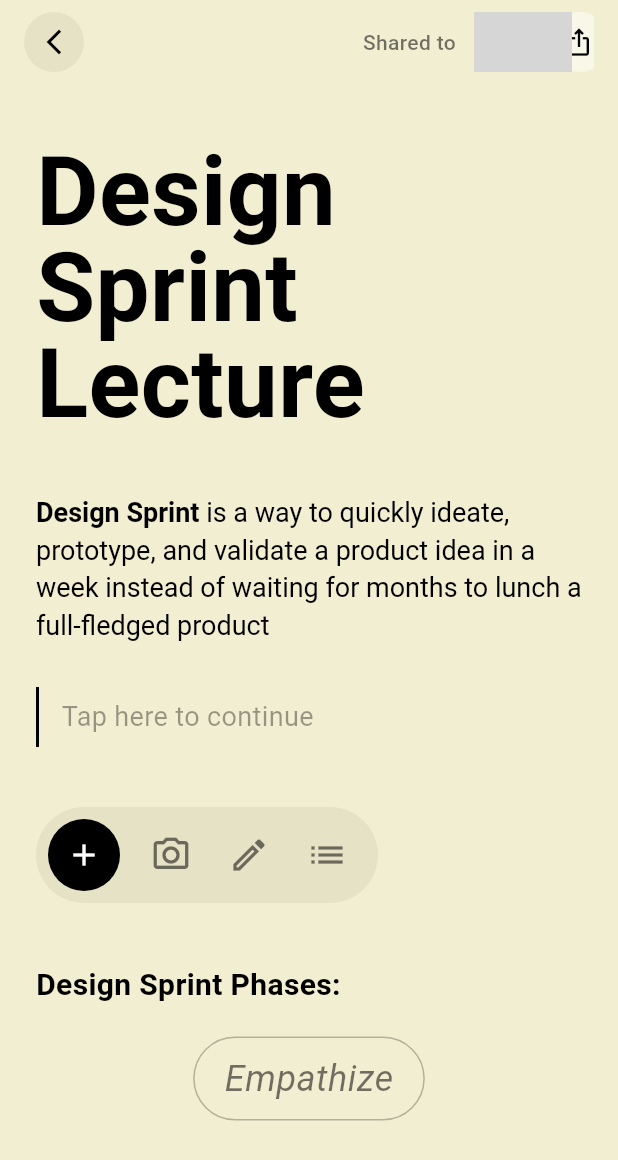
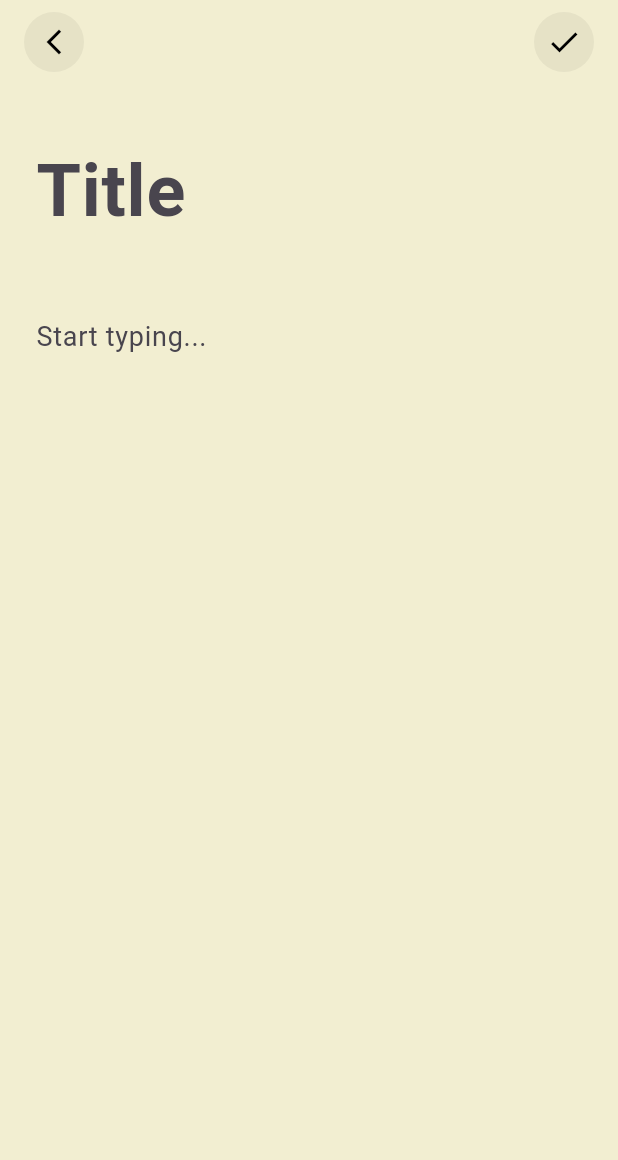
Before and after one commit to afnanahmadtariq/Simple-Notes, a Flutter app: the NoteDetailScreen screen opened directly, on a phone screen of 412 x 824 dp. Shown: the top 1160 px of the screen. Run offline on Flutter 3.47's test engine with Material 3 defaults, Android fonts, the phone set to English and light mode, and no system bars; our stand-ins replace shared_preferences; accounts and stored records are empty; grey boxes are pictures that could not be loaded.

Commit message:
Add persistent note storage and editing features
Implemented note persistence using shared_preferences with new Note and NoteService classes. Refactored HomeScreen and NoteDetailScreen to support creating, editing, and displaying notes from storage. Updated UI to reflect dynamic note data and added dependencies for shared_preferences and intl.

```diff
--- a/lib/note_detail_screen.dart
+++ b/lib/note_detail_screen.dart
@@ -1,12 +1,60 @@
 import 'package:flutter/material.dart';
+import 'note_model.dart';
+import 'note_service.dart';
 
-class NoteDetailScreen extends StatelessWidget {
-  const NoteDetailScreen({super.key});
+class NoteDetailScreen extends StatefulWidget {
+  final Note? note;
+
+  const NoteDetailScreen({super.key, this.note});
+
+  @override
+  State<NoteDetailScreen> createState() => _NoteDetailScreenState();
+}
+
+class _NoteDetailScreenState extends State<NoteDetailScreen> {
+  late TextEditingController _titleController;
+  late TextEditingController _contentController;
+  final NoteService _noteService = NoteService();
+  bool _isEditing = false;
+
+  @override
+  void initState() {
+    super.initState();
+    _titleController = TextEditingController(text: widget.note?.title ?? '');
+    _contentController = TextEditingController(text: widget.note?.content ?? '');
+
+    // If opening an existing note, start in view mode (unless you want to edit immediately)
+    _isEditing = widget.note == null;
+  }
+
+  @override
+  void dispose() {
+    _titleController.dispose();
+    _contentController.dispose();
+    super.dispose();
+  }
+
+  void _saveNote() async {
+    final note = Note(
+      id: widget.note?.id ?? DateTime.now().millisecondsSinceEpoch.toString(),
+      title: _titleController.text.isEmpty ? 'Untitled' : _titleController.text,
+      content: _contentController.text,
+      createdAt: widget.note?.createdAt ?? DateTime.now(),
+      colorValue: widget.note?.colorValue ?? const Color(0xFFF2EED1).value,
+      isChecklist: widget.note?.isChecklist ?? false,
+      checklistItems: widget.note?.checklistItems,
+    );
+
+    await _noteService.saveNote(note);
+    if (mounted) {
+      Navigator.pop(context);
+    }
+  }
 
   @override
   Widget build(BuildContext context) {
     return Scaffold(
-      backgroundColor: const Color(0xFFF2EED1),
+      backgroundColor: Color(widget.note?.colorValue ?? 0xFFF2EED1),
       body: SafeArea(
         child: Column(
           children: [
@@ -18,84 +66,37 @@ class NoteDetailScreen extends StatelessWidget {
                   crossAxisAlignment: CrossAxisAlignment.start,
                   children: [
                     const SizedBox(height: 40),
-                    const Text(
-                      'Design\nSprint\nLecture',
-                      style: TextStyle(
-                        fontSize: 64,
+                    TextField(
+                      controller: _titleController,
+                      onChanged: (_) => setState(() => _isEditing = true),
+                      style: const TextStyle(
+                        fontSize: 48,
                         fontWeight: FontWeight.bold,
                         height: 1.0,
                         color: Colors.black,
                       ),
+                      decoration: const InputDecoration(
+                        hintText: 'Title',
+                        border: InputBorder.none,
+                      ),
+                      maxLines: null,
                     ),
                     const SizedBox(height: 40),
-                    RichText(
-                      text: TextSpan(
+                    TextField(
+                      controller: _contentController,
+                      onChanged: (_) => setState(() => _isEditing = true),
                       style: const TextStyle(
                         fontSize: 18,
                         color: Colors.black,
                         height: 1.4,
                       ),
-                        children: [
-                          const TextSpan(
-                            text: 'Design Sprint ',
-                            style: TextStyle(fontWeight: FontWeight.bold),
+                      decoration: const InputDecoration(
+                        hintText: 'Start typing...',
+                        border: InputBorder.none,
                       ),
-                          const TextSpan(
-                            text:
-                                'is a way to quickly ideate, prototype, and validate a product idea in a week instead of waiting for months to lunch a full-fledged product',
+                      maxLines: null,
                     ),
-                        ],
-                      ),
-                    ),
-                    const SizedBox(height: 30),
-                    Row(
-                      children: [
-                        Container(
-                          width: 2,
-                          height: 40,
-                          color: Colors.black,
-                        ),
-                        const SizedBox(width: 15),
-                        const Text(
-                          'Tap here to continue',
-                          style: TextStyle(
-                            color: Colors.black38,
-                            fontSize: 18,
-                          ),
-                        ),
-                      ],
-                    ),
-                    const SizedBox(height: 40),
-                    _buildToolbar(),
-                    const SizedBox(height: 40),
-                    const Text(
-                      'Design Sprint Phases:',
-                      style: TextStyle(
-                        fontSize: 20,
-                        fontWeight: FontWeight.bold,
-                        color: Colors.black,
-                      ),
-                    ),
-                    const SizedBox(height: 20),
-                    // Placeholder for the "Emphasize" sketch
-                    Center(
-                      child: Container(
-                        padding: const EdgeInsets.symmetric(horizontal: 20, vertical: 10),
-                        decoration: BoxDecoration(
-                          border: Border.all(color: Colors.black26),
-                          borderRadius: BorderRadius.circular(40),
-                        ),
-                        child: const Text(
-                          'Empathize',
-                          style: TextStyle(
-                            fontSize: 24,
-                            fontStyle: FontStyle.italic,
-                            color: Colors.black54,
-                          ),
-                        ),
-                      ),
-                    ),
-                    const SizedBox(height: 100), // Space for bottom
+                    const SizedBox(height: 100),
                   ],
                 ),
               ),
@@ -119,6 +120,15 @@ class NoteDetailScreen extends StatelessWidget {
             ),
           ),
           const Spacer(),
+          if (_isEditing)
+            CircleAvatar(
+              backgroundColor: Colors.black.withOpacity(0.05),
+              child: IconButton(
+                icon: const Icon(Icons.check, color: Colors.black),
+                onPressed: _saveNote,
+              ),
+            )
+          else ...[
             const Text(
               'Shared to',
               style: TextStyle(color: Colors.black54, fontWeight: FontWeight.w500),
@@ -157,41 +167,8 @@ class NoteDetailScreen extends StatelessWidget {
               ),
             ),
           ],
-      ),
-    );
-  }
-
-  Widget _buildToolbar() {
-    return Container(
-      padding: const EdgeInsets.symmetric(horizontal: 8, vertical: 8),
-      decoration: BoxDecoration(
-        color: Colors.black.withOpacity(0.05),
-        borderRadius: BorderRadius.circular(40),
-      ),
-      child: Row(
-        mainAxisSize: MainAxisSize.min,
-        children: [
-          Container(
-            padding: const EdgeInsets.all(12),
-            decoration: const BoxDecoration(
-              color: Colors.black,
-              shape: BoxShape.circle,
-            ),
-            child: const Icon(Icons.add, color: Colors.white),
-          ),
-          const SizedBox(width: 8),
-          _buildToolbarIcon(Icons.camera_alt_outlined),
-          _buildToolbarIcon(Icons.edit_outlined),
-          _buildToolbarIcon(Icons.list),
         ],
       ),
     );
   }
-
-  Widget _buildToolbarIcon(IconData icon) {
-    return Padding(
-      padding: const EdgeInsets.symmetric(horizontal: 12.0),
-      child: Icon(icon, color: Colors.black54, size: 28),
-    );
 }
-}
--- /dev/null
+++ b/lib/note_model.dart
@@ -0,0 +1,49 @@
+import 'dart:convert';
+
+class Note {
+  final String id;
+  String title;
+  String content;
+  final DateTime createdAt;
+  int colorValue;
+  bool isChecklist;
+  List<String>? checklistItems;
+
+  Note({
+    required this.id,
+    required this.title,
+    required this.content,
+    required this.createdAt,
+    required this.colorValue,
+    this.isChecklist = false,
+    this.checklistItems,
+  });
+
+  Map<String, dynamic> toMap() {
+    return {
+      'id': id,
+      'title': title,
+      'content': content,
+      'createdAt': createdAt.toIso8601String(),
+      'colorValue': colorValue,
+      'isChecklist': isChecklist,
+      'checklistItems': checklistItems,
+    };
+  }
+
+  factory Note.fromMap(Map<String, dynamic> map) {
+    return Note(
+      id: map['id'],
+      title: map['title'],
+      content: map['content'],
+      createdAt: DateTime.parse(map['createdAt']),
+      colorValue: map['colorValue'],
+      isChecklist: map['isChecklist'] ?? false,
+      checklistItems: map['checklistItems'] != null ? List<String>.from(map['checklistItems']) : null,
+    );
+  }
+
+  String toJson() => json.encode(toMap());
+
+  factory Note.fromJson(String source) => Note.fromMap(json.decode(source));
+}
--- a/pubspec.yaml
+++ b/pubspec.yaml
@@ -34,6 +34,8 @@ dependencies:
   # The following adds the Cupertino Icons font to your application.
   # Use with the CupertinoIcons class for iOS style icons.
   cupertino_icons: ^1.0.8
+  shared_preferences: ^2.2.0
+  intl: ^0.18.1
 
 dev_dependencies:
   flutter_test:
```
Also changed, not shown: lib/home_screen.dart (+105 -77 lines), lib/note_service.dart (added, +41 -0 lines), pubspec.lock. Lines whose indentation alone changed are shown as unchanged.
